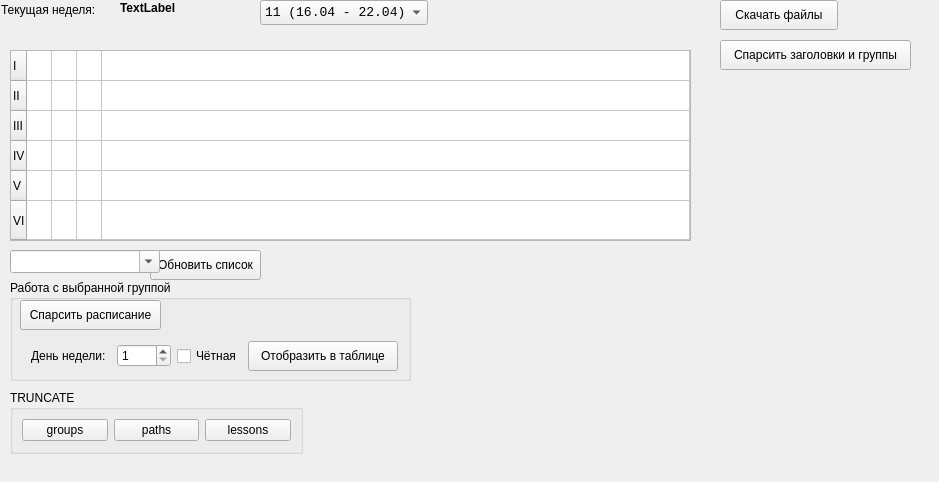
Above: mainwindow.ui from chalexyur/shnedule before the change. Below: the same form after it.
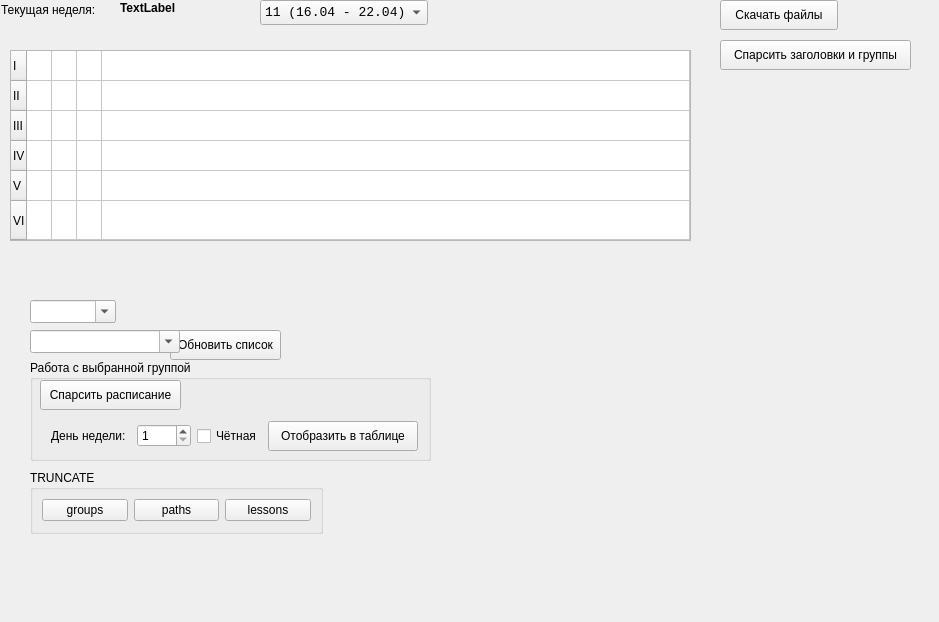
That is the form after the change. Icons and pictures are not drawn.

```diff
--- a/mainwindow.ui
+++ b/mainwindow.ui
@@ -7,7 +7,7 @@
                 <x>0</x>
                 <y>0</y>
                 <width>939</width>
-                <height>482</height>
+                <height>622</height>
             </rect>
         </property>
         <property name="windowTitle">
@@ -215,8 +215,8 @@
             <widget class="QGroupBox" name="groupBox">
                 <property name="geometry">
                     <rect>
-                        <x>10</x>
-                        <y>390</y>
+                        <x>30</x>
+                        <y>470</y>
                         <width>293</width>
                         <height>64</height>
                     </rect>
@@ -251,8 +251,8 @@
             <widget class="QGroupBox" name="groupBox_2">
                 <property name="geometry">
                     <rect>
-                        <x>10</x>
-                        <y>280</y>
+                        <x>30</x>
+                        <y>360</y>
                         <width>401</width>
                         <height>101</height>
                     </rect>
@@ -332,8 +332,8 @@
             <widget class="QPushButton" name="updGlButton">
                 <property name="geometry">
                     <rect>
-                        <x>150</x>
-                        <y>250</y>
+                        <x>170</x>
+                        <y>330</y>
                         <width>111</width>
                         <height>30</height>
                     </rect>
@@ -345,8 +345,8 @@
             <widget class="QComboBox" name="groupComboBox">
                 <property name="geometry">
                     <rect>
-                        <x>10</x>
-                        <y>250</y>
+                        <x>30</x>
+                        <y>330</y>
                         <width>132</width>
                         <height>21</height>
                     </rect>
@@ -394,6 +394,52 @@
                     <bool>true</bool>
                 </property>
             </widget>
+            <widget class="QComboBox" name="instituteComboBox">
+                <property name="geometry">
+                    <rect>
+                        <x>30</x>
+                        <y>300</y>
+                        <width>76</width>
+                        <height>21</height>
+                    </rect>
+                </property>
+                <property name="sizePolicy">
+                    <sizepolicy hsizetype="Minimum" vsizetype="Fixed">
+                        <horstretch>0</horstretch>
+                        <verstretch>0</verstretch>
+                    </sizepolicy>
+                </property>
+                <property name="baseSize">
+                    <size>
+                        <width>100</width>
+                        <height>0</height>
+                    </size>
+                </property>
+                <property name="font">
+                    <font>
+                        <family>Consolas</family>
+                        <pointsize>10</pointsize>
+                    </font>
+                </property>
+                <property name="editable">
+                    <bool>true</bool>
+                </property>
+                <property name="currentText">
+                    <string/>
+                </property>
+                <property name="insertPolicy">
+                    <enum>QComboBox::NoInsert</enum>
+                </property>
+                <property name="sizeAdjustPolicy">
+                    <enum>QComboBox::AdjustToContents</enum>
+                </property>
+                <property name="minimumContentsLength">
+                    <number>7</number>
+                </property>
+                <property name="frame">
+                    <bool>true</bool>
+                </property>
+            </widget>
             <zorder>comboBox</zorder>
             <zorder>weekLabel</zorder>
             <zorder>label_2</zorder>
```
Left out of the diff: 4 changed lines with no effect on the pictures.
